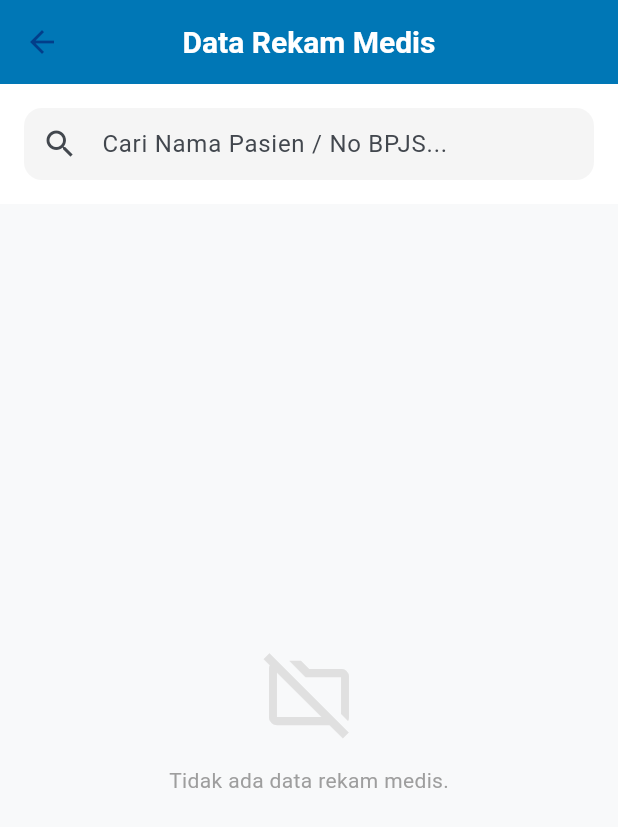
After one commit to SidikRehan/uas-flutter-mobile, a Flutter app: the AdminMedicalHistory screen opened directly, on a phone screen of 412 x 824 dp. The commit adds this screen. Shown: the top 827 px of the screen. Run offline on Flutter 3.47's test engine with Material 3 defaults, Android fonts, the phone set to English and light mode, and no system bars; our stand-ins replace cloud_firestore, firebase_auth, firebase_core; accounts and stored records are empty; network calls fail; Roboto replaces fonts that are missing (Poppins).

Commit message:
Medical List

```diff
--- a/lib/admin/admin_home_page.dart
+++ b/lib/admin/admin_home_page.dart
@@ -7,6 +7,7 @@ import '../auth/login_page.dart';
 import 'admin_users_page.dart'; // Fitur Tambah Admin SUDAH ADA di sini (Tab ke-3)
 import 'admin_booking_page.dart';
 import 'admin_laporan_page.dart';
+import 'admin_medical_history.dart';
 
 class AdminHomePage extends StatefulWidget {
   const AdminHomePage({super.key});
@@ -130,6 +131,13 @@ class _AdminHomePageState extends State<AdminHomePage> {
         "icon": Icons.insert_chart_rounded,
         "color": const Color(0xFF48CAE4), // Cyan
         "page": const AdminLaporanPage(),
+      },
+      {
+        "title": "Rekam Medis",
+        "subtitle": "Riwayat Periksa Pasien",
+        "icon": Icons.assignment_turned_in_rounded,
+        "color": const Color(0xFF20B2AA), // Light Sea Green
+        "page": const AdminMedicalHistory(),
       },
     ];
 
--- /dev/null
+++ b/lib/admin/admin_medical_history.dart
@@ -0,0 +1,283 @@
+import 'package:flutter/material.dart';
+import 'package:cloud_firestore/cloud_firestore.dart';
+import 'package:intl/intl.dart';
+
+class AdminMedicalHistory extends StatefulWidget {
+  const AdminMedicalHistory({super.key});
+
+  @override
+  State<AdminMedicalHistory> createState() => _AdminMedicalHistoryState();
+}
+
+class _AdminMedicalHistoryState extends State<AdminMedicalHistory> {
+  final TextEditingController _searchController = TextEditingController();
+  String _keyword = "";
+  late Stream<QuerySnapshot> _medicalHistoryStream;
+
+  @override
+  void initState() {
+    super.initState();
+    // KITA HAPUS orderBy DARI QUERY AGAR TIDAK BUTUH INDEX FIREBASE
+    // Sorting akan dilakukan secara manual di Client-side (di bawah).
+    _medicalHistoryStream = FirebaseFirestore.instance
+        .collection('bookings')
+        .where('status', isEqualTo: 'Selesai')
+        .snapshots();
+  }
+
+  @override
+  void dispose() {
+    _searchController.dispose();
+    super.dispose();
+  }
+
+  // Helper Format Tanggal
+  String _formatDate(String? dateStr) {
+    if (dateStr == null) return "-";
+    try {
+      DateTime dt = DateTime.parse(dateStr);
+      return DateFormat('dd MMM yyyy, HH:mm', 'id_ID').format(dt);
+    } catch (e) {
+      return dateStr;
+    }
+  }
+
+  @override
+  Widget build(BuildContext context) {
+    return Scaffold(
+      backgroundColor: const Color(0xFFF8F9FA),
+      appBar: AppBar(
+        title: const Text(
+          "Data Rekam Medis",
+          style: TextStyle(fontWeight: FontWeight.bold, color: Colors.white),
+        ),
+        backgroundColor: const Color(0xFF0077B6),
+        foregroundColor: Colors.white,
+        elevation: 0,
+      ),
+      body: Column(
+        children: [
+          // 1. SEARCH BAR
+          Container(
+            padding: const EdgeInsets.all(16),
+            color: Colors.white,
+            child: TextField(
+              controller: _searchController,
+              decoration: InputDecoration(
+                hintText: "Cari Nama Pasien / No BPJS...",
+                prefixIcon: const Icon(Icons.search),
+                border: OutlineInputBorder(
+                  borderRadius: BorderRadius.circular(12),
+                  borderSide: BorderSide.none,
+                ),
+                filled: true,
+                fillColor: Colors.grey[100],
+                contentPadding: const EdgeInsets.symmetric(horizontal: 16),
+              ),
+              onChanged: (val) {
+                setState(() {
+                  _keyword = val.toLowerCase();
+                });
+              },
+            ),
+          ),
+
+          // 2. LIST DATA
+          Expanded(
+            child: StreamBuilder<QuerySnapshot>(
+              stream: _medicalHistoryStream,
+              builder: (context, snapshot) {
+                if (snapshot.hasError) {
+                  return Center(
+                    child: Padding(
+                      padding: const EdgeInsets.all(16.0),
+                      child: Column(
+                        mainAxisAlignment: MainAxisAlignment.center,
+                        children: [
+                          const Icon(
+                            Icons.error_outline,
+                            color: Colors.red,
+                            size: 48,
+                          ),
+                          const SizedBox(height: 16),
+                          Text(
+                            "Terjadi Kesalahan:\n${snapshot.error}",
+                            textAlign: TextAlign.center,
+                            style: const TextStyle(color: Colors.red),
+                          ),
+                          const SizedBox(height: 8),
+                          const Text(
+                            "Cek konsol debug untuk link pembuatan Index.",
+                            textAlign: TextAlign.center,
+                            style: TextStyle(color: Colors.grey),
+                          ),
+                        ],
+                      ),
+                    ),
+                  );
+                }
+
+                if (!snapshot.hasData) {
+                  return const Center(child: CircularProgressIndicator());
+                }
+
+                var docs = snapshot.data!.docs;
+
+                // Client-side Filtering (Search)
+                var filteredDocs = docs.where((doc) {
+                  var data = doc.data() as Map<String, dynamic>;
+                  String nama = (data['nama_pasien'] ?? '')
+                      .toString()
+                      .toLowerCase();
+                  String bpjs = (data['nomor_bpjs'] ?? '')
+                      .toString()
+                      .toLowerCase();
+                  return nama.contains(_keyword) || bpjs.contains(_keyword);
+                }).toList();
+
+                // SORTING MANUAL (CLIENT SIDE)
+                // Ini solusi bypass agar tidak perlu menunggu Index Firebase dibuat
+                filteredDocs.sort((a, b) {
+                  var dataA = a.data() as Map<String, dynamic>;
+                  var dataB = b.data() as Map<String, dynamic>;
+                  String tglA = (dataA['tanggal_booking'] ?? '').toString();
+                  String tglB = (dataB['tanggal_booking'] ?? '').toString();
+                  return tglB.compareTo(tglA); // Descending (Terbaru di atas)
+                });
+
+                if (filteredDocs.isEmpty) {
+                  return Center(
+                    child: Column(
+                      mainAxisAlignment: MainAxisAlignment.center,
+                      children: [
+                        Icon(
+                          Icons.folder_off_outlined,
+                          size: 64,
+                          color: Colors.grey[300],
+                        ),
+                        const SizedBox(height: 16),
+                        Text(
+                          "Tidak ada data rekam medis.",
+                          style: TextStyle(color: Colors.grey[500]),
+                        ),
+                      ],
+                    ),
+                  );
+                }
+
+                return ListView.builder(
+                  padding: const EdgeInsets.all(16),
+                  itemCount: filteredDocs.length,
+                  itemBuilder: (context, index) {
+                    var data =
+                        filteredDocs[index].data() as Map<String, dynamic>;
+
+                    return Card(
+                      margin: const EdgeInsets.only(bottom: 16),
+                      elevation: 2,
+                      shape: RoundedRectangleBorder(
+                        borderRadius: BorderRadius.circular(16),
+                      ),
+                      child: ExpansionTile(
+                        shape: RoundedRectangleBorder(
+                          borderRadius: BorderRadius.circular(16),
+                        ),
+                        collapsedShape: RoundedRectangleBorder(
+                          borderRadius: BorderRadius.circular(16),
+                        ),
+                        backgroundColor: Colors.white,
+                        collapsedBackgroundColor: Colors.white,
+                        leading: CircleAvatar(
+                          backgroundColor: const Color(
+                            0xFF00B4D8,
+                          ).withOpacity(0.1),
+                          child: const Icon(
+                            Icons.history_edu,
+                            color: Color(0xFF0077B6),
+                          ),
+                        ),
+                        title: Text(
+                          data['nama_pasien'] ?? 'Pasien',
+                          style: const TextStyle(
+                            fontWeight: FontWeight.bold,
+                            fontSize: 16,
+                          ),
+                        ),
+                        subtitle: Text(
+                          "${_formatDate(data['tanggal_booking'])} • ${data['poli']}",
+                          style: TextStyle(
+                            color: Colors.grey[600],
+                            fontSize: 13,
+                          ),
+                        ),
+                        children: [
+                          Container(
+                            padding: const EdgeInsets.fromLTRB(16, 0, 16, 16),
+                            width: double.infinity,
+                            child: Column(
+                              crossAxisAlignment: CrossAxisAlignment.start,
+                              children: [
+                                const Divider(),
+                                _buildInfoRow("Dokter", data['nama_dokter']),
+                                _buildInfoRow("Diagnosa", data['hasil_medis']),
+                                _buildInfoRow("Resep Obat", data['resep_obat']),
+                                _buildInfoRow(
+                                  "Catatan",
+                                  data['catatan_dokter'],
+                                ),
+                                const SizedBox(height: 8),
+                                Align(
+                                  alignment: Alignment.centerRight,
+                                  child: Text(
+                                    "No. Antrian: ${data['nomor_antrian'] ?? '-'}",
+                                    style: TextStyle(
+                                      color: Colors.grey[400],
+                                      fontSize: 12,
+                                      fontStyle: FontStyle.italic,
+                                    ),
+                                  ),
+                                ),
+                              ],
+                            ),
+                          ),
+                        ],
+                      ),
+                    );
+                  },
+                );
+              },
+            ),
+          ),
+        ],
+      ),
+    );
+  }
+
+  Widget _buildInfoRow(String label, String? value) {
+    return Padding(
+      padding: const EdgeInsets.symmetric(vertical: 4),
+      child: Row(
+        crossAxisAlignment: CrossAxisAlignment.start,
+        children: [
+          SizedBox(
+            width: 100,
+            child: Text(
+              label,
+              style: const TextStyle(
+                color: Colors.grey,
+                fontWeight: FontWeight.w500,
+              ),
+            ),
+          ),
+          const Text(": "),
+          Expanded(
+            child: Text(
+              value ?? "-",
+              style: const TextStyle(fontWeight: FontWeight.w600),
+            ),
+          ),
+        ],
+      ),
+    );
+  }
+}
```
